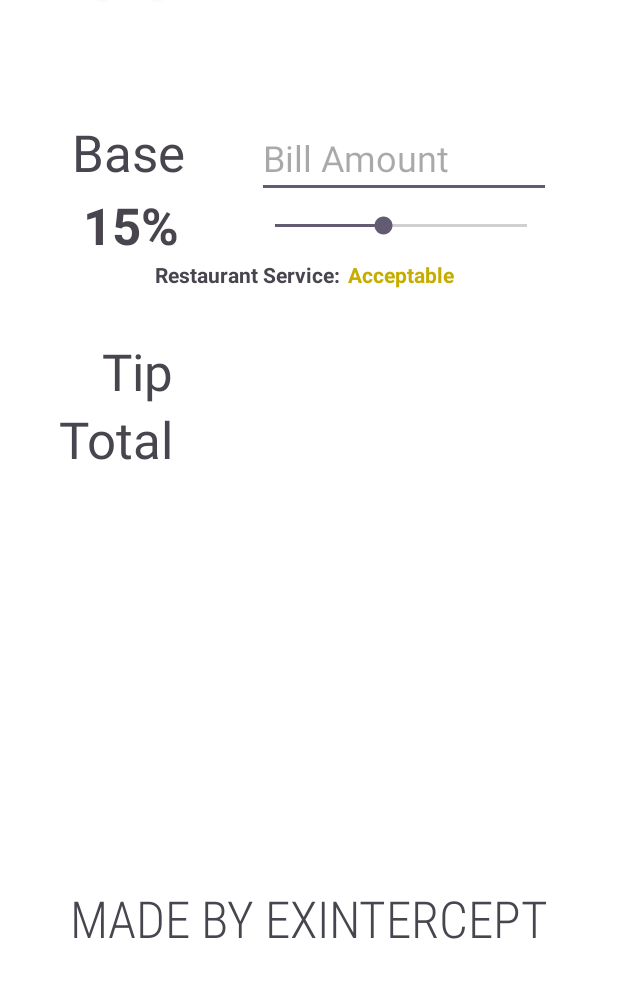
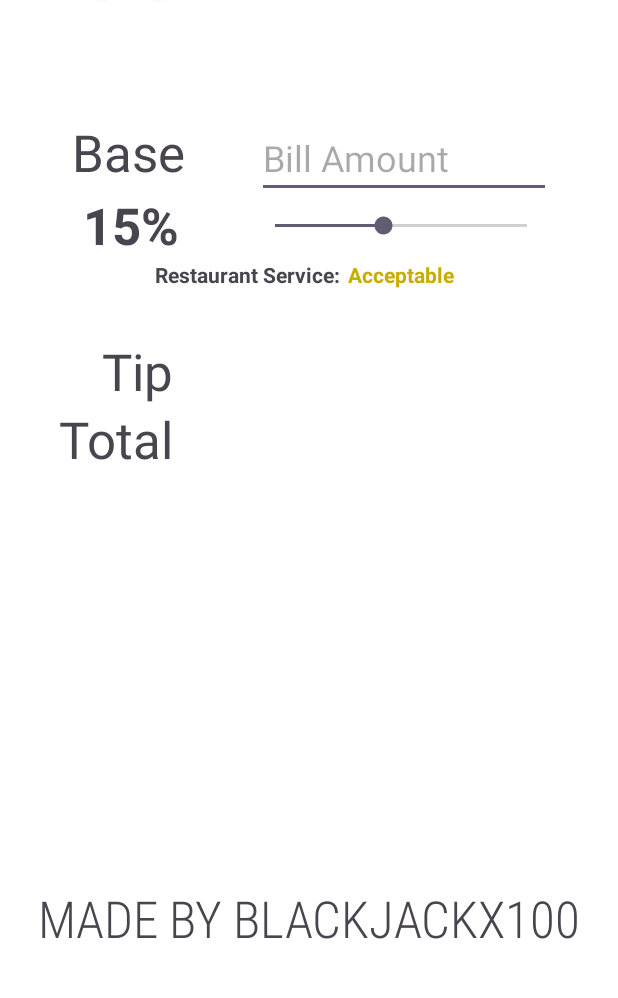
Before and after one commit to ExIntercept/Tipster, an Android app: the screen it shows after launch (MainActivity), on a phone screen of 412 x 824 dp, the part 134-1132 px from its top. Run offline under Robolectric (Android 15) with nearby library versions, the phone set to English and light mode, and no system bars.

Commit message:
name change
name change

```diff
--- a/app/src/main/res/layout-land/activity_main.xml
+++ b/app/src/main/res/layout-land/activity_main.xml
@@ -135,7 +135,7 @@
         android:layout_height="wrap_content"
         android:layout_marginBottom="4dp"
         android:fontFamily="sans-serif-condensed-light"
-        android:text="Made by ExIntercept"
+        android:text="Made by BlackJackX100"
         android:textAllCaps="true"
         android:textAppearance="@style/TextAppearance.AppCompat.Medium"
         app:layout_constraintBottom_toBottomOf="parent"
--- a/app/src/main/res/layout/activity_main.xml
+++ b/app/src/main/res/layout/activity_main.xml
@@ -109,7 +109,7 @@
         android:layout_height="wrap_content"
         android:layout_marginBottom="100dp"
         android:fontFamily="sans-serif-condensed-light"
-        android:text="Made by ExIntercept"
+        android:text="Made by BlackJackX100"
         android:textAllCaps="true"
         android:textAppearance="@style/TextAppearance.AppCompat.Display1"
         app:layout_constraintBottom_toBottomOf="parent"
```
